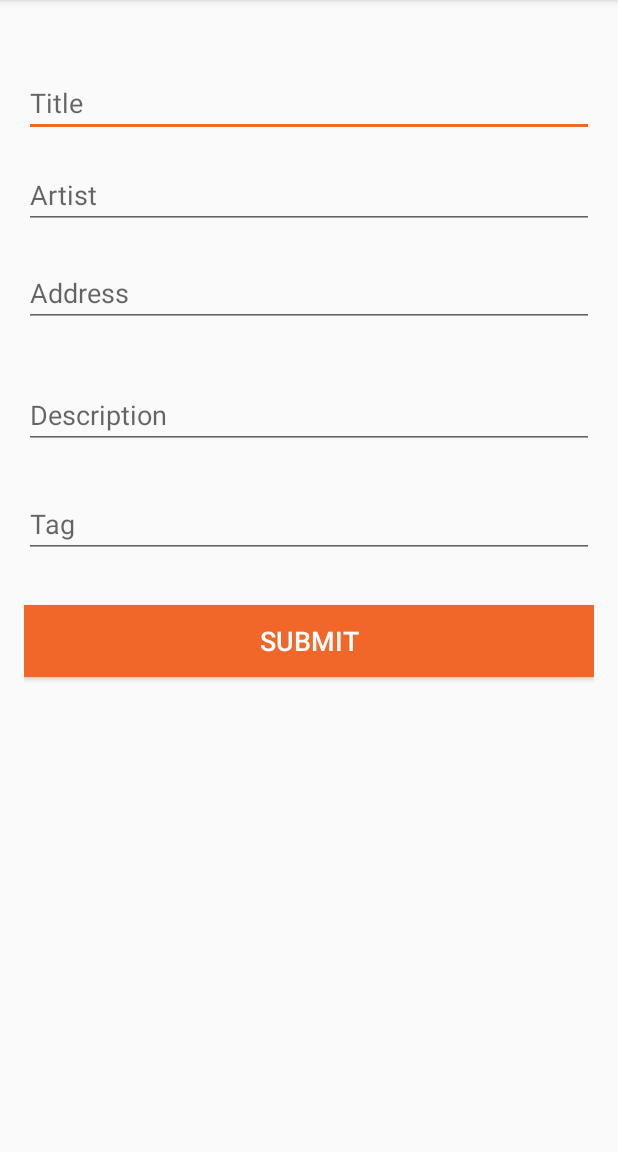
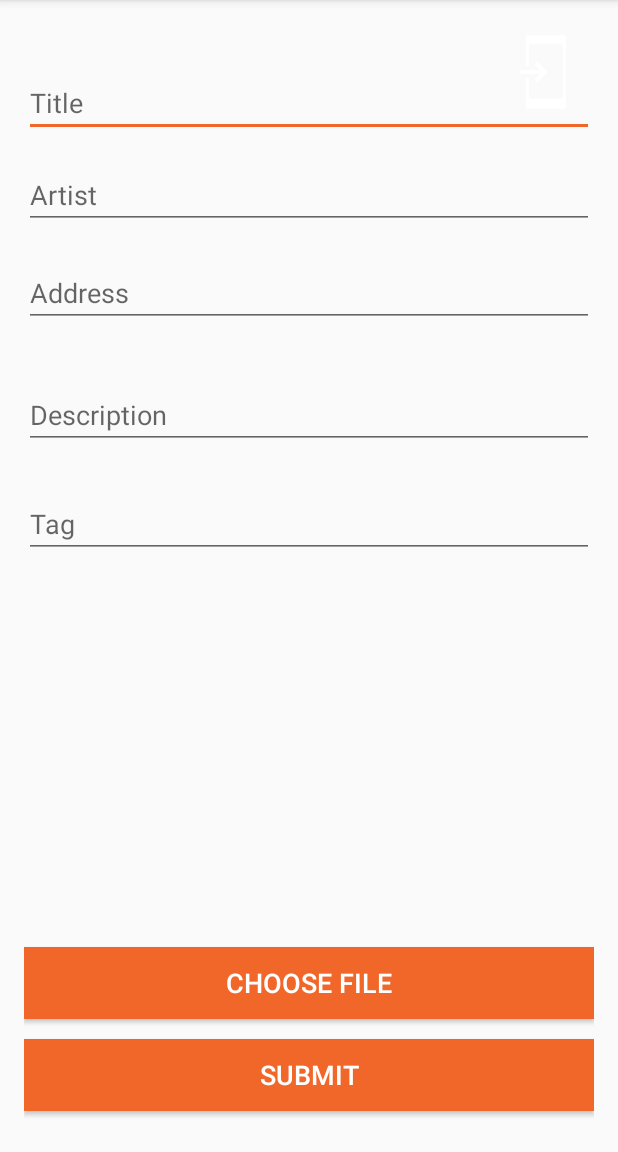
Before and after one commit to quintonbjohnson/atlanta-street-art-project, an Android app: the SubmitActivity screen opened directly, with no data from a screen before it, after a tap on "SUBMIT", on a phone screen of 412 x 824 dp, the part 84-1236 px from its top. Run offline under Robolectric (Android 15) with nearby library versions, the light colour scheme and no system bars; our stand-ins replace Firebase (no records; nobody signed in at launch, a user with empty details on screens opened directly).

Commit message:
Upload Image code

```diff
--- a/app/build.gradle
+++ b/app/build.gradle
@@ -31,6 +31,7 @@ dependencies {
     compile 'com.google.firebase:firebase-core:9.6.1'
     compile 'com.google.firebase:firebase-database:9.6.1'
     //compile 'com.firebase:firebase-client-android:2.5.2'
+    compile 'com.google.firebase:firebase-storage:9.6.1'
     testCompile 'junit:junit:4.12'
 }
 
--- a/app/src/main/java/comquintonj/github/atlantastreetartproject/controller/SubmitActivity.java
+++ b/app/src/main/java/comquintonj/github/atlantastreetartproject/controller/SubmitActivity.java
@@ -1,28 +1,50 @@
 package comquintonj.github.atlantastreetartproject.controller;
 
+import android.app.ProgressDialog;
+import android.graphics.Bitmap;
+import android.net.Uri;
+import android.provider.MediaStore;
 import android.support.v7.app.AppCompatActivity;
 import android.os.Bundle;
 import android.view.View;
 import android.widget.Button;
 import android.widget.EditText;
+import android.widget.ImageView;
 import android.widget.Toast;
 import android.content.Intent;
 
 
+import com.google.android.gms.tasks.OnSuccessListener;
 import com.google.firebase.database.DatabaseReference;
 import com.google.firebase.database.FirebaseDatabase;
 import com.google.firebase.auth.FirebaseAuth;
 import com.google.firebase.auth.FirebaseUser;
+import com.google.firebase.storage.FirebaseStorage;
+import com.google.firebase.storage.OnProgressListener;
+import com.google.firebase.storage.StorageReference;
+import com.google.firebase.storage.UploadTask;
+
+import java.io.IOException;
+
 import comquintonj.github.atlantastreetartproject.R;
 
 public class SubmitActivity extends AppCompatActivity {
 
     private DatabaseReference databaseReference;
     private EditText titleText, addressText, descriptionText, tagText, artistText;
-    private Button submitButton;
+    private Button submitButton, buttonChoose;
     private FirebaseAuth firebaseAuth;
 
+    //a constant to track the file chooser intent
+    private static final int PICK_IMAGE_REQUEST = 234;
 
+    StorageReference storageReference;
+
+    //ImageView
+    private ImageView imageView;
+
+    //a Uri object to store file path
+    private Uri filePath;
 
     @Override
     protected void onCreate(Bundle savedInstanceState) {
@@ -36,16 +58,31 @@ public class SubmitActivity extends AppCompatActivity {
         tagText = (EditText) findViewById(R.id.tagText);
         artistText = (EditText) findViewById(R.id.artistTag);
         submitButton = (Button) findViewById(R.id.submitButton);
+        buttonChoose = (Button) findViewById(R.id.chooseButton);
+        storageReference = FirebaseStorage.getInstance().getReference();
+        imageView = (ImageView) findViewById(R.id.imageView);
 
         submitButton.setOnClickListener(new View.OnClickListener() {
                                             @Override
                                             public void onClick(View v) {
                                                 if(v == submitButton){
                                                     submitArtInformation();
+                                                    uploadFile();
                                                 }
                                             }
                                         }
         );
+
+        buttonChoose.setOnClickListener(new View.OnClickListener() {
+                                            @Override
+                                            public void onClick(View v) {
+                                                if(v == buttonChoose){
+                                                    showFileChooser();
+                                                }
+                                            }
+                                        }
+        );
+
     }
 
     private void submitArtInformation() {
@@ -67,4 +104,78 @@ public class SubmitActivity extends AppCompatActivity {
 
         Toast.makeText(this, "Information Saved...", Toast.LENGTH_LONG).show();
     }
+    //method to show file chooser
+    public void showFileChooser() {
+        Intent intent = new Intent();
+        intent.setType("image/*");
+        intent.setAction(Intent.ACTION_GET_CONTENT);
+        startActivityForResult(Intent.createChooser(intent, "Select Picture"), PICK_IMAGE_REQUEST);
+    }
+
+    //handling the image chooser activity result
+    @Override
+    protected void onActivityResult(int requestCode, int resultCode, Intent data) {
+        super.onActivityResult(requestCode, resultCode, data);
+        if (requestCode == PICK_IMAGE_REQUEST && resultCode == RESULT_OK && data != null && data.getData() != null) {
+            filePath = data.getData();
+            try {
+                Bitmap bitmap = MediaStore.Images.Media.getBitmap(getContentResolver(), filePath);
+                imageView.setImageBitmap(bitmap);
+
+            } catch (IOException e) {
+                e.printStackTrace();
+            }
+        }
+    }
+
+
+    //this method will upload the file ma
+    public void uploadFile() {
+        //if there is a file to upload
+        if (filePath != null) {
+            //displaying a progress dialog while upload is going on
+            final ProgressDialog progressDialog = new ProgressDialog(this);
+            progressDialog.setTitle("Uploading");
+            progressDialog.show();
+
+            StorageReference riversRef = storageReference.child("images/pic.jpg");//will add "+ titleText.toString());" once I can test
+            riversRef.putFile(filePath)
+                    .addOnSuccessListener(new OnSuccessListener<UploadTask.TaskSnapshot>() {
+                        @Override
+                        public void onSuccess(UploadTask.TaskSnapshot taskSnapshot) {
+                            //if the upload is successfull
+                            //hiding the progress dialog
+                            progressDialog.dismiss();
+
+                            //and displaying a success toast
+                            Toast.makeText(getApplicationContext(), "File Uploaded ", Toast.LENGTH_LONG).show();
+                        }
+                    })
+                    /**.addOnFailureListener(new OnFailureListener() {
+                    @Override
+                    public void onFailure(@NonNull Exception exception) {
+                    //if the upload is not successfull
+                    //hiding the progress dialog
+                    progressDialog.dismiss();
+
+                    //and displaying error message
+                    Toast.makeText(getApplicationContext(), exception.getMessage(), Toast.LENGTH_LONG).show();
+                    }
+                    })*/
+                    .addOnProgressListener(new OnProgressListener<UploadTask.TaskSnapshot>() {
+                        @Override
+                        public void onProgress(UploadTask.TaskSnapshot taskSnapshot) {
+                            //calculating progress percentage
+                            double progress = (100.0 * taskSnapshot.getBytesTransferred()) / taskSnapshot.getTotalByteCount();
+
+                            //displaying percentage in progress dialog
+                            progressDialog.setMessage("Uploaded " + ((int) progress) + "%...");
+                        }
+                    });
+        }
+        //if there is not any file
+        else {
+            //you can display an error toast
+        }
+    }
 }
--- a/app/src/main/res/layout/activity_discover.xml
+++ b/app/src/main/res/layout/activity_discover.xml
@@ -1,5 +1,6 @@
 <?xml version="1.0" encoding="utf-8"?>
 <RelativeLayout xmlns:android="http://schemas.android.com/apk/res/android"
+    xmlns:app="http://schemas.android.com/apk/res-auto"
     xmlns:tools="http://schemas.android.com/tools"
     android:id="@+id/activity_discover"
     android:layout_width="match_parent"
--- a/app/src/main/res/layout/activity_submit.xml
+++ b/app/src/main/res/layout/activity_submit.xml
@@ -1,5 +1,6 @@
 <?xml version="1.0" encoding="utf-8"?>
 <RelativeLayout xmlns:android="http://schemas.android.com/apk/res/android"
+    xmlns:app="http://schemas.android.com/apk/res-auto"
     xmlns:tools="http://schemas.android.com/tools"
     android:id="@+id/activity_submit"
     android:layout_width="match_parent"
@@ -78,8 +79,30 @@
         android:textColor="@android:color/background_light"
         android:textSize="18sp"
         android:fontFamily="sans-serif-medium"
-        android:layout_marginTop="31dp"
-        android:layout_below="@+id/tagText"
-        android:layout_alignParentStart="true" />
+        android:layout_alignParentBottom="true"
+        android:layout_alignParentStart="true"
+        android:layout_marginBottom="11dp" />
+
+    <Button
+        android:text="@string/chooseFile"
+        android:layout_width="match_parent"
+        android:layout_height="wrap_content"
+        android:id="@+id/chooseButton"
+        android:background="@color/colorAccent"
+        android:textColor="@android:color/background_light"
+        android:textSize="18sp"
+        android:fontFamily="sans-serif-medium"
+        android:layout_above="@+id/submitButton"
+        android:layout_alignParentStart="true"
+        android:layout_marginBottom="13dp" />
+
+    <ImageView
+        android:layout_width="wrap_content"
+        android:layout_height="wrap_content"
+        app:srcCompat="@drawable/common_full_open_on_phone"
+        android:layout_alignParentEnd="true"
+        android:id="@+id/imageView"
+        android:layout_alignParentTop="true" />
+
 
 </RelativeLayout>
--- a/app/src/main/res/values/strings.xml
+++ b/app/src/main/res/values/strings.xml
@@ -12,4 +12,5 @@
     <string name="register">Register</string>
     <string name="sign_out">Sign Out</string>
     <string name="submit">Submit</string>
+    <string name="chooseFile">Choose File</string>
 </resources>
```
Also changed, not shown: 1 other file.
